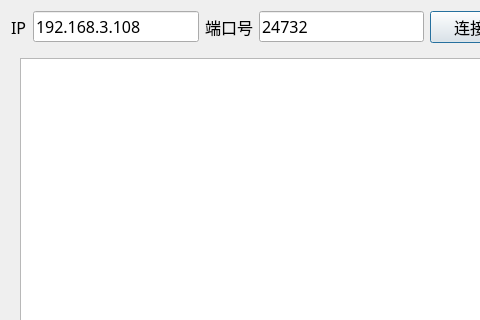
Before: the Qt Designer form Luncher/Luncher.ui in xyt2008/Luncher, drawn with Qt 5; both pictures show x 0 to 480 and y 0 to 320 of the 687 by 434 pixel window.
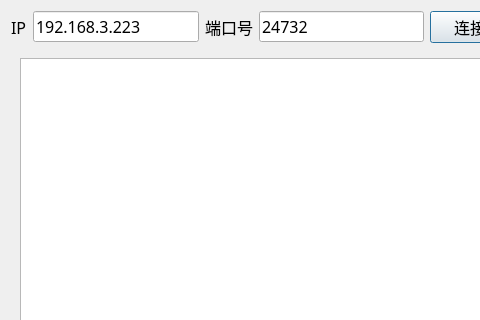
After: the same form once the commit is applied.

Diff of the .ui file:
```diff
--- a/Luncher/Luncher.ui
+++ b/Luncher/Luncher.ui
@@ -38,7 +38,7 @@
         </font>
        </property>
        <property name="text">
-        <string>192.168.3.108</string>
+        <string>192.168.3.223</string>
        </property>
       </widget>
      </item>
```
